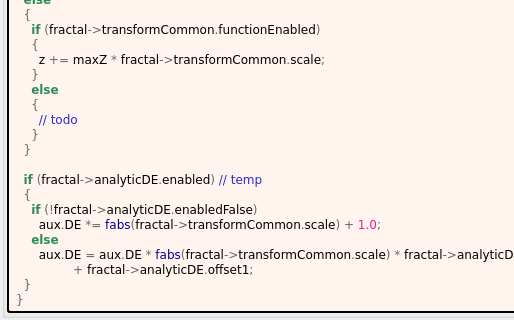
Qt form mandelbulber2/formula/ui/transf_sin_and_cos_max.ui (buddhi1980/mandelbulber2) before a commit; both pictures show x 0 to 514 and y 864 to 1184 of the 862 by 1184 pixel window.
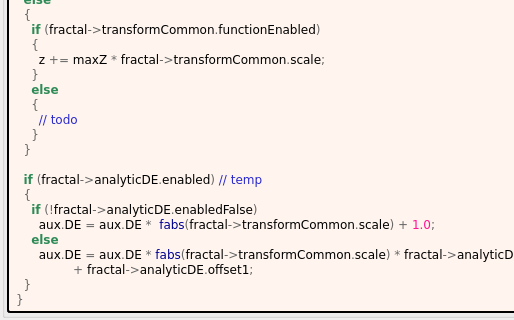
The same form after that commit. Custom widgets are drawn as their Qt base class.

Commit message: Run populate... and CodyStyleScheck php scrips

The edit to the form file:
```diff
--- a/mandelbulber2/formula/ui/transf_sin_and_cos_max.ui
+++ b/mandelbulber2/formula/ui/transf_sin_and_cos_max.ui
@@ -673,7 +673,7 @@
   &lt;span style=&quot;color:#2e8b57; font-weight:bold&quot;&gt;if&lt;/span&gt; &lt;span style=&quot;color:#676767&quot;&gt;(&lt;/span&gt;fractal&lt;span style=&quot;color:#676767&quot;&gt;-&amp;gt;&lt;/span&gt;analyticDE&lt;span style=&quot;color:#676767&quot;&gt;.&lt;/span&gt;enabled&lt;span style=&quot;color:#676767&quot;&gt;)&lt;/span&gt; &lt;span style=&quot;color:#2929cc&quot;&gt;// temp&lt;/span&gt;
   &lt;span style=&quot;color:#676767&quot;&gt;{&lt;/span&gt;
     &lt;span style=&quot;color:#2e8b57; font-weight:bold&quot;&gt;if&lt;/span&gt; &lt;span style=&quot;color:#676767&quot;&gt;(!&lt;/span&gt;fractal&lt;span style=&quot;color:#676767&quot;&gt;-&amp;gt;&lt;/span&gt;analyticDE&lt;span style=&quot;color:#676767&quot;&gt;.&lt;/span&gt;enabledFalse&lt;span style=&quot;color:#676767&quot;&gt;)&lt;/span&gt;
-      aux&lt;span style=&quot;color:#676767&quot;&gt;.&lt;/span&gt;DE &lt;span style=&quot;color:#676767&quot;&gt;*=&lt;/span&gt; &lt;span style=&quot;color:#00008f&quot;&gt;fabs&lt;/span&gt;&lt;span style=&quot;color:#676767&quot;&gt;(&lt;/span&gt;fractal&lt;span style=&quot;color:#676767&quot;&gt;-&amp;gt;&lt;/span&gt;transformCommon&lt;span style=&quot;color:#676767&quot;&gt;.&lt;/span&gt;scale&lt;span style=&quot;color:#676767&quot;&gt;) +&lt;/span&gt; &lt;span style=&quot;color:#ff1493&quot;&gt;1.0&lt;/span&gt;&lt;span style=&quot;color:#676767&quot;&gt;;&lt;/span&gt;
+      aux&lt;span style=&quot;color:#676767&quot;&gt;.&lt;/span&gt;DE &lt;span style=&quot;color:#676767&quot;&gt;=&lt;/span&gt; aux&lt;span style=&quot;color:#676767&quot;&gt;.&lt;/span&gt;DE &lt;span style=&quot;color:#676767&quot;&gt;*&lt;/span&gt;  &lt;span style=&quot;color:#00008f&quot;&gt;fabs&lt;/span&gt;&lt;span style=&quot;color:#676767&quot;&gt;(&lt;/span&gt;fractal&lt;span style=&quot;color:#676767&quot;&gt;-&amp;gt;&lt;/span&gt;transformCommon&lt;span style=&quot;color:#676767&quot;&gt;.&lt;/span&gt;scale&lt;span style=&quot;color:#676767&quot;&gt;) +&lt;/span&gt; &lt;span style=&quot;color:#ff1493&quot;&gt;1.0&lt;/span&gt;&lt;span style=&quot;color:#676767&quot;&gt;;&lt;/span&gt;
     &lt;span style=&quot;color:#2e8b57; font-weight:bold&quot;&gt;else&lt;/span&gt;
       aux&lt;span style=&quot;color:#676767&quot;&gt;.&lt;/span&gt;DE &lt;span style=&quot;color:#676767&quot;&gt;=&lt;/span&gt; aux&lt;span style=&quot;color:#676767&quot;&gt;.&lt;/span&gt;DE &lt;span style=&quot;color:#676767&quot;&gt;*&lt;/span&gt; &lt;span style=&quot;color:#00008f&quot;&gt;fabs&lt;/span&gt;&lt;span style=&quot;color:#676767&quot;&gt;(&lt;/span&gt;fractal&lt;span style=&quot;color:#676767&quot;&gt;-&amp;gt;&lt;/span&gt;transformCommon&lt;span style=&quot;color:#676767&quot;&gt;.&lt;/span&gt;scale&lt;span style=&quot;color:#676767&quot;&gt;) *&lt;/span&gt; fractal&lt;span style=&quot;color:#676767&quot;&gt;-&amp;gt;&lt;/span&gt;analyticDE&lt;span style=&quot;color:#676767&quot;&gt;.&lt;/span&gt;scale1
                &lt;span style=&quot;color:#676767&quot;&gt;+&lt;/span&gt; fractal&lt;span style=&quot;color:#676767&quot;&gt;-&amp;gt;&lt;/span&gt;analyticDE&lt;span style=&quot;color:#676767&quot;&gt;.&lt;/span&gt;offset1&lt;span style=&quot;color:#676767&quot;&gt;;&lt;/span&gt;
```
The commit also changes 134 other files.
